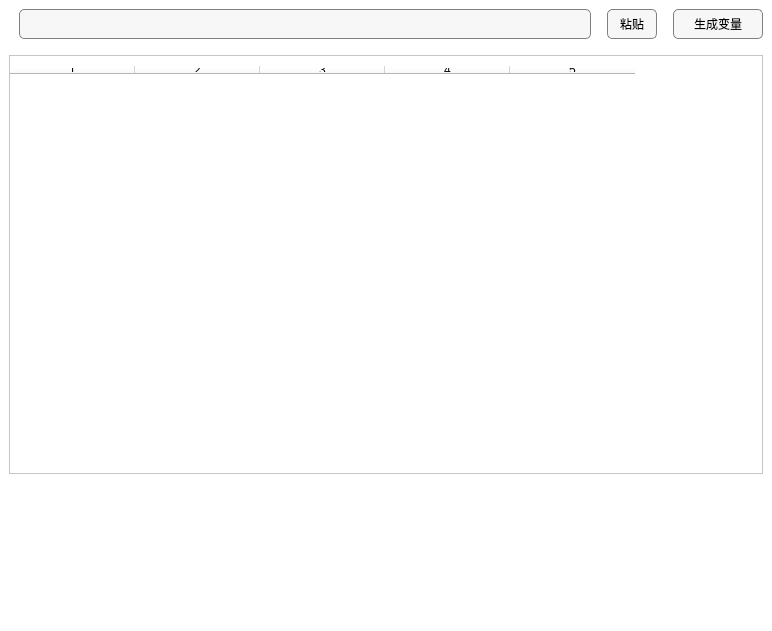
The window that VeriablesUi.ui (panxieju/VariableNaming) describes before a commit, drawn with Qt 5.
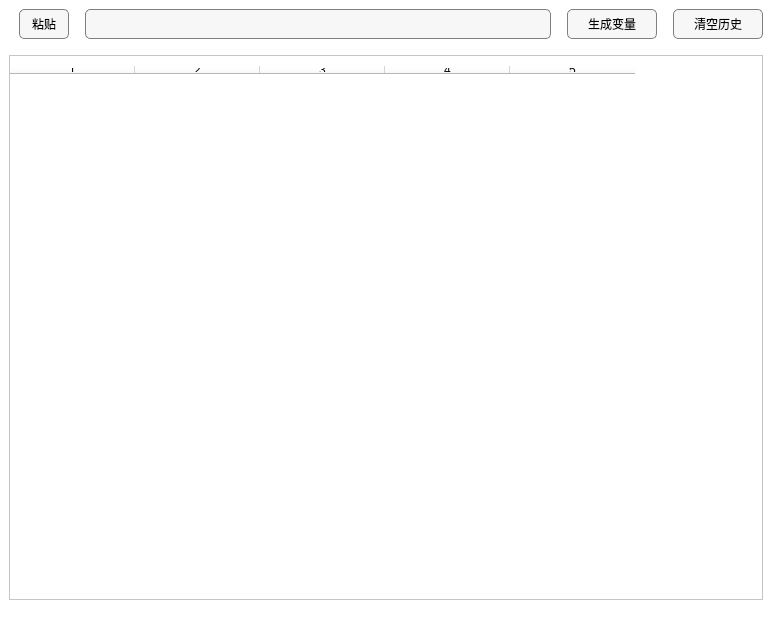
The same window after the commit. Icons and pictures are not drawn.

```diff
--- a/VeriablesUi.ui
+++ b/VeriablesUi.ui
@@ -30,6 +30,25 @@
    <layout class="QVBoxLayout" name="verticalLayout">
     <item>
      <layout class="QHBoxLayout" name="horizontalLayout">
+      <item>
+       <widget class="QPushButton" name="pushButton">
+        <property name="minimumSize">
+         <size>
+          <width>60</width>
+          <height>30</height>
+         </size>
+        </property>
+        <property name="styleSheet">
+         <string notr="true">border-radius:5px;
+border:1px solid gray;
+background-color:rgb(247, 247, 247);
+margin-left:10px</string>
+        </property>
+        <property name="text">
+         <string>粘贴</string>
+        </property>
+       </widget>
+      </item>
       <item>
        <widget class="QLineEdit" name="lineEdit">
         <property name="minimumSize">
@@ -48,25 +67,6 @@
         </property>
        </widget>
       </item>
-      <item>
-       <widget class="QPushButton" name="pushButton">
-        <property name="minimumSize">
-         <size>
-          <width>60</width>
-          <height>30</height>
-         </size>
-        </property>
-        <property name="styleSheet">
-         <string notr="true">border-radius:5px;
-border:1px solid gray;
-background-color:rgb(247, 247, 247);
-margin-left:10px</string>
-        </property>
-        <property name="text">
-         <string>粘贴</string>
-        </property>
-       </widget>
-      </item>
       <item>
        <widget class="QPushButton" name="pushButton_2">
         <property name="minimumSize">
@@ -86,6 +86,25 @@
         </property>
        </widget>
       </item>
+      <item>
+       <widget class="QPushButton" name="pushButton_3">
+        <property name="minimumSize">
+         <size>
+          <width>100</width>
+          <height>30</height>
+         </size>
+        </property>
+        <property name="styleSheet">
+         <string notr="true">border-radius:5px;
+border:1px solid gray;
+background-color:rgb(247, 247, 247);
+margin-left:10px</string>
+        </property>
+        <property name="text">
+         <string>清空历史</string>
+        </property>
+       </widget>
+      </item>
      </layout>
     </item>
     <item>
@@ -138,20 +157,6 @@
       <column/>
      </widget>
     </item>
-    <item>
-     <widget class="QGraphicsView" name="graphicsView">
-      <property name="maximumSize">
-       <size>
-        <width>16777215</width>
-        <height>120</height>
-       </size>
-      </property>
-      <property name="styleSheet">
-       <string notr="true">background-color: rgb(255, 255, 255);
-border:0px;</string>
-      </property>
-     </widget>
-    </item>
    </layout>
   </widget>
   <widget class="QStatusBar" name="statusbar"/>
```
Left out of the diff: 2 changed lines with no effect on the pictures.
